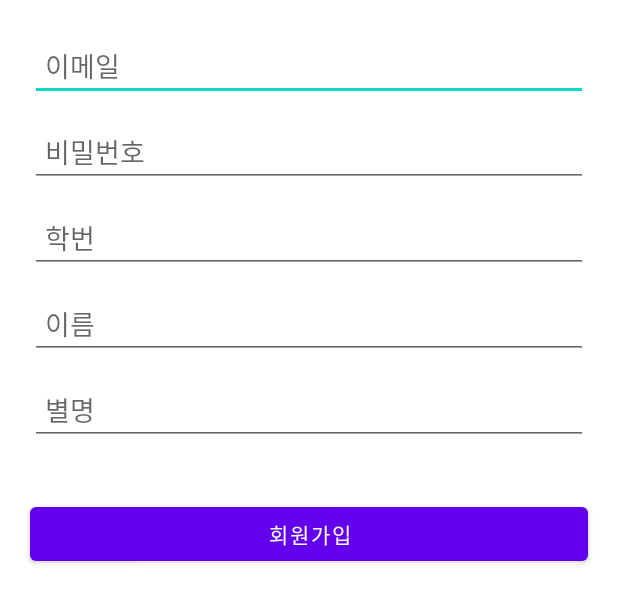
After one commit to hottouk/SchoolManager, an Android app: the layout activity_sign_up.xml on its own in the app's theme, with its tools: preview values and no code run, on a phone screen of 412 x 824 dp. The commit adds this screen. Shown: the top 603 px of the screen. Run offline under Robolectric (Android 15) with nearby library versions, the phone set to English and light mode, and no system bars.

Commit message:
todo : 로그인 및 회원가입 구현하기

```diff
--- a/app/src/main/java/com/example/schoolmanager/AppDatabase.kt
+++ b/app/src/main/java/com/example/schoolmanager/AppDatabase.kt
@@ -2,7 +2,7 @@ package com.example.schoolmanager
 
 import androidx.room.Database
 import androidx.room.RoomDatabase
-import com.example.schoolmanager.Dao.StudentDao
+import com.example.schoolmanager.dao.StudentDao
 import com.example.schoolmanager.model.ItemActivity
 import com.example.schoolmanager.model.ItemStudent
 
--- a/app/src/main/java/com/example/schoolmanager/StudentDetailActivity.kt
+++ b/app/src/main/java/com/example/schoolmanager/StudentDetailActivity.kt
@@ -59,7 +59,6 @@ class StudentDetailActivity : AppCompatActivity() {
         }
     }
 
-
     companion object {
         const val LOG_TAG = "studentM"
         const val INTENT_EXTRA_ITEM = "student"
--- a/app/src/main/java/com/example/schoolmanager/adapter/FragmentAdapter.kt
+++ b/app/src/main/java/com/example/schoolmanager/adapter/FragmentAdapter.kt
@@ -4,7 +4,7 @@ import androidx.fragment.app.Fragment
 import androidx.fragment.app.FragmentActivity
 import androidx.viewpager2.adapter.FragmentStateAdapter
 import com.example.schoolmanager.fragment.FragmentActivityManager
-import com.example.schoolmanager.fragment.FragmentStudentManager
+import com.example.schoolmanager.fragment.StudentManagerFragment
 
 class FragmentAdapter(fragmentActivity: FragmentActivity, val tabCount : Int) :
     FragmentStateAdapter(fragmentActivity) {
@@ -14,9 +14,9 @@ class FragmentAdapter(fragmentActivity: FragmentActivity, val tabCount : Int) :
 
     override fun createFragment(position: Int): Fragment {
         return when (position) {
-            0 -> FragmentStudentManager()
+            0 -> StudentManagerFragment()
             1 -> FragmentActivityManager()
-            else -> FragmentStudentManager()
+            else -> StudentManagerFragment()
         }
     }
 }
--- a/app/src/main/java/com/example/schoolmanager/Dao/StudentDao.kt
+++ b/app/src/main/java/com/example/schoolmanager/dao/StudentDao.kt
@@ -1,4 +1,4 @@
-package com.example.schoolmanager.Dao
+package com.example.schoolmanager.dao
 
 import androidx.room.Dao
 import androidx.room.Insert
--- a/app/src/main/java/com/example/schoolmanager/model/ItemStudent.kt
+++ b/app/src/main/java/com/example/schoolmanager/model/ItemStudent.kt
@@ -13,4 +13,6 @@ data class ItemStudent(
     @ColumnInfo val studentName: String,
     @ColumnInfo val studentLevel : Int,
     @ColumnInfo val studentDetailInfo : String
-):Parcelable
+):Parcelable{
+    constructor():this(0,"",1,"")
+}
--- /dev/null
+++ b/app/src/main/res/layout/activity_sign_up.xml
@@ -0,0 +1,85 @@
+<?xml version="1.0" encoding="utf-8"?>
+<androidx.constraintlayout.widget.ConstraintLayout xmlns:android="http://schemas.android.com/apk/res/android"
+    xmlns:app="http://schemas.android.com/apk/res-auto"
+    xmlns:tools="http://schemas.android.com/tools"
+    android:layout_width="match_parent"
+    android:layout_height="match_parent"
+    tools:context=".loginSignUp.LogInActivity">
+
+    <EditText
+        android:id="@+id/email_sign_up_edittext"
+        android:layout_width="0dp"
+        android:layout_height="wrap_content"
+        android:layout_marginHorizontal="20dp"
+        android:layout_marginTop="20dp"
+        android:hint="이메일"
+        android:padding="10dp"
+        app:layout_constraintEnd_toEndOf="parent"
+        app:layout_constraintStart_toStartOf="parent"
+        app:layout_constraintTop_toTopOf="parent" />
+
+    <EditText
+        android:id="@+id/password_sign_up_edittext"
+        android:layout_width="0dp"
+        android:layout_height="wrap_content"
+        android:layout_marginHorizontal="20dp"
+        android:layout_marginTop="10dp"
+        android:hint="비밀번호"
+        android:padding="10dp"
+        android:paddingTop="20dp"
+        app:layout_constraintEnd_toEndOf="parent"
+        app:layout_constraintStart_toStartOf="parent"
+        app:layout_constraintTop_toBottomOf="@id/email_sign_up_edittext" />
+
+    <EditText
+        android:id="@+id/student_number_edittext"
+        android:layout_width="0dp"
+        android:layout_height="wrap_content"
+        android:layout_marginHorizontal="20dp"
+        android:layout_marginTop="10dp"
+        android:hint="학번"
+        android:padding="10dp"
+        android:paddingTop="20dp"
+        app:layout_constraintEnd_toEndOf="parent"
+        app:layout_constraintStart_toStartOf="parent"
+        app:layout_constraintTop_toBottomOf="@id/password_sign_up_edittext" />
+
+    <EditText
+        android:id="@+id/student_name_edittext"
+        android:layout_width="0dp"
+        android:layout_height="wrap_content"
+        android:layout_marginHorizontal="20dp"
+        android:layout_marginTop="10dp"
+        android:hint="이름"
+        android:padding="10dp"
+        android:paddingTop="20dp"
+        app:layout_constraintEnd_toEndOf="parent"
+        app:layout_constraintStart_toStartOf="parent"
+        app:layout_constraintTop_toBottomOf="@id/student_number_edittext" />
+
+    <EditText
+        android:id="@+id/student_nickname_edittext"
+        android:layout_width="0dp"
+        android:layout_height="wrap_content"
+        android:layout_marginHorizontal="20dp"
+        android:layout_marginTop="10dp"
+        android:hint="별명"
+        android:padding="10dp"
+        android:paddingTop="20dp"
+        app:layout_constraintEnd_toEndOf="parent"
+        app:layout_constraintStart_toStartOf="parent"
+        app:layout_constraintTop_toBottomOf="@id/student_name_edittext" />
+
+    <Button
+        android:id="@+id/sign_up_btn"
+        android:layout_width="0dp"
+        android:layout_height="wrap_content"
+        android:layout_marginHorizontal="20dp"
+        android:layout_marginTop="35dp"
+        android:text="회원가입"
+        app:layout_constraintEnd_toEndOf="parent"
+        app:layout_constraintStart_toStartOf="parent"
+        app:layout_constraintTop_toBottomOf="@id/student_nickname_edittext" />
+
+
+</androidx.constraintlayout.widget.ConstraintLayout>
```
Also changed, not shown: app/build.gradle (+9 -0 lines), app/src/main/AndroidManifest.xml (+14 -0 lines), app/src/main/java/com/example/schoolmanager/MainActivity.kt (+7 -7 lines), app/src/main/java/com/example/schoolmanager/adapter/ActivityListRecyclerViewAdapter.kt (+18 -26 lines), app/src/main/java/com/example/schoolmanager/fragment/StudentManagerFragment.kt (renamed from app/src/main/java/com/example/schoolmanager/fragment/FragmentStudentManager.kt, +16 -8 lines), app/src/main/java/com/example/schoolmanager/loginSignUp/LogInActivity.kt (added, +30 -0 lines), app/src/main/java/com/example/schoolmanager/loginSignUp/SignUpActivity.kt (added, +51 -0 lines), app/src/main/res/layout/activity_log_in.xml (added, +54 -0 lines), build.gradle (+12 -0 lines), 1 other file.
